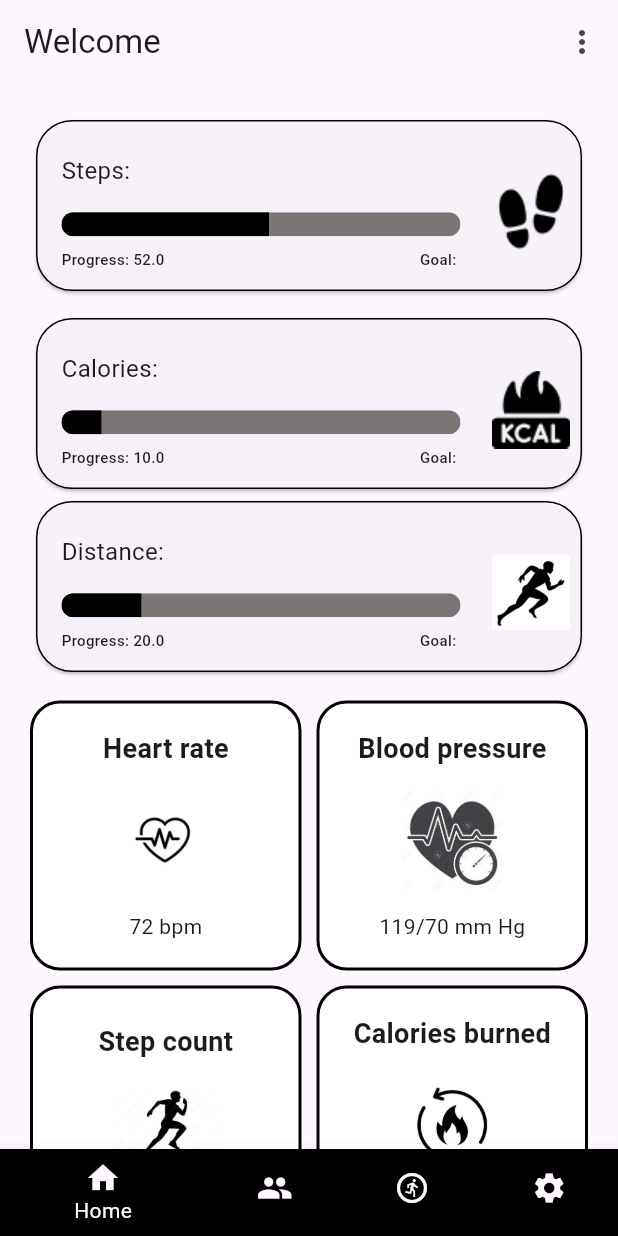
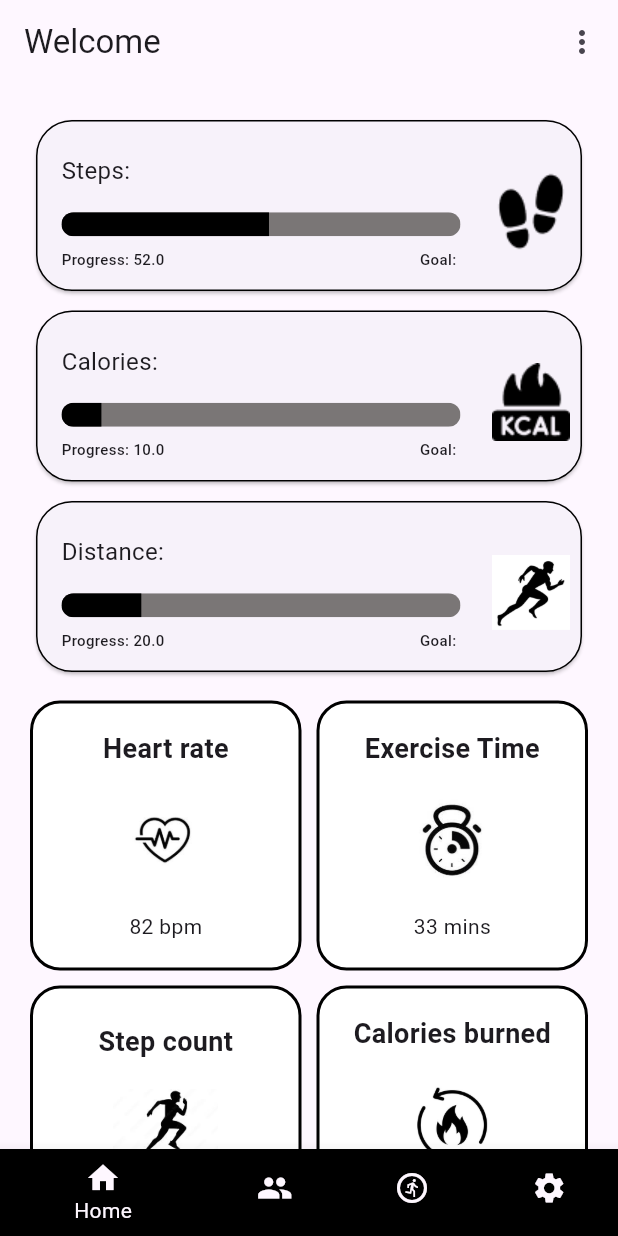
Before and after one commit to navjitsinghb/capstone, a Flutter app: the HealthDataScreen screen opened directly, on a phone screen of 412 x 824 dp. Run offline on Flutter 3.47's test engine with Material 3 defaults, Android fonts, the phone set to English and light mode, and no system bars; our stand-ins replace cloud_firestore, firebase_auth, firebase_core, font_awesome_flutter; missing offline and left inert: health; accounts and stored records are empty; Roboto replaces fonts that are missing (Montserrat, Nunito).

Commit message:
final touches on project

```diff
--- a/fitness/lib/screens/friends.dart
+++ b/fitness/lib/screens/friends.dart
@@ -271,7 +271,7 @@ Widget goalCard3(String name, String goal, String iconPath, String heading, doub
     ),
   );
 }
-
+  //goalcard3: display
   @override
   Widget build(BuildContext context) {
     return Scaffold(
--- a/fitness/lib/screens/home.dart
+++ b/fitness/lib/screens/home.dart
@@ -1,14 +1,12 @@
 //from login page to this page
+// ignore_for_file: unused_local_variable
+
 import 'package:firebase_auth/firebase_auth.dart';
 import 'package:fitness/screens/login_screen.dart';
 import 'package:flutter/material.dart';
 // ignore: unused_import
 import 'package:fitness/helpers/firebase_auth.dart';
 import 'package:health/health.dart';
-import 'package:flutter/material.dart';
-import 'package:health/health.dart';
-//icons
-import 'package:font_awesome_flutter/font_awesome_flutter.dart';
 //firestone
 import 'package:cloud_firestore/cloud_firestore.dart';
 //friends page
@@ -17,8 +15,6 @@ import 'package:fitness/screens/competing.dart';
 import 'package:fitness/screens/settings.dart';
 import 'package:fitness/helpers/goalCard.dart';
 //import footstep icon
-import 'package:flutter/widgets.dart';
-
 Image kcalImage = Image.asset('assets/images/kcal.png');
 Image footstepsImage = Image.asset('assets/images/footsteps.png');
 Image distanceImage = Image.asset('assets/images/running.png');
@@ -35,12 +31,13 @@ class HealthDataScreen extends StatefulWidget {
 class _HealthDataScreenState extends State<HealthDataScreen> {
   final _formKey = GlobalKey<FormState>();
   FirebaseFirestore _firestore = FirebaseFirestore.instance;
-  String? heartRate;
+  String? heartRate = "82";
   String? bp;
   String? steppage; //for homecard
-  double? steps = 52;
+  double? steps = 52; //for goalcard and firestore
   double? activeEnergy = 10;
   double? running = 20;
+  double? movingMins = 30;
   String? calories;
 
   String? formSteps;
@@ -48,7 +45,7 @@ class _HealthDataScreenState extends State<HealthDataScreen> {
   String? formDistance;
 
   String? bloodPreSys;
-  String? moveMins;
+  String? moveMins = "33";
   String? bloodPreDia;
   String? workout;
   String? distance;
@@ -112,6 +109,7 @@ _onTap() {
         // fetch health data
         healthData = await health.getHealthDataFromTypes(yesterday, now, types);//get health data from yesterday to now
         //fetch data and store in firebase firestore
+        steps = health.getTotalStepsInInterval(yesterday, now) as double?;
 
 
         if (healthData.isNotEmpty) {
@@ -122,7 +120,6 @@ _onTap() {
             } else if (h.type == HealthDataType.BLOOD_PRESSURE_DIASTOLIC) {
               bloodPreDia = "${h.value}";
             } else if (h.type == HealthDataType.STEPS) {
-              steps = "${h.value}" as double?;
               steppage = "${h.value}";
             } else if (h.type == HealthDataType.ACTIVE_ENERGY_BURNED) {
               calories = "${h.value}";
@@ -139,7 +136,6 @@ _onTap() {
               running = "${h.value}" as double?;
             }
 
-
           if (bloodPreSys != "null" && bloodPreDia != "null") {
             bp = "$bloodPreSys / $bloodPreDia mmHg";
           }
@@ -149,9 +145,11 @@ _onTap() {
             'blood pressure': bp,
             'steps': steps,
             'calories': activeEnergy,
+            'healthCal': calories,
             'workout': workout,
             'move minutes': moveMins,
             'distance': distance,
+
                 });
           }
 
@@ -289,7 +287,7 @@ _onTap() {
                               },
                             ),
                             TextFormField(
-                              decoration: const InputDecoration(labelText: 'Distance in miles'),
+                              decoration: const InputDecoration(labelText: 'Distance in meters'),
                               keyboardType: TextInputType.number,
                               validator: (formDistance) {
                                 if (formDistance == null || formDistance.isEmpty) {
@@ -362,9 +360,9 @@ child: Column(
             goal: userDocument['step goals'] ?? "0.0",
               iconPath: "assets/images/footsteps.png",
               heading: "Steps",
-              value: steps ?? 0,
+              value: steps ?? 0.0,
             ),
-            const SizedBox(height: 10),
+            const SizedBox(height: 5),
             HomeCard(
               title: "Calories",
               goal: userDocument['calorie goals'] ?? "0.0",
@@ -372,13 +370,15 @@ child: Column(
               heading: "Calories",
               value: activeEnergy ?? 0,
             ),
+            const SizedBox(height: 5),
             HomeCard(
               title: "Distance",
-              goal: userDocument['distance goals'] ?? "0",
+              goal: userDocument['distance goals'] ?? "0.0",
               iconPath: "assets/images/running.jpeg",
               heading: "Distance",
               value: running ?? 0,
             ),
+
           ],
         );
       },
@@ -395,16 +395,16 @@ child: Column(
                     child: healthCard(
                         title: "Heart rate",
                         image: "assets/images/health.jpeg",
-                        data: heartRate ?? "72 bpm",
+                        data: "${heartRate ?? 'Null'} bpm",
                         color: const Color(0xFFffffff))), //white color code: 0xFFffffff
                 const SizedBox(
                   width: 10,
                 ),
                 Expanded(
                     child: healthCard(
-                        title: "Blood pressure",
-                        data: bp ?? "119/70 mm Hg", //what does line do?
-                        image: "assets/images/blood-pressure.jpeg",
+                        title: "Exercise Time",
+                        data: "${moveMins ?? 'Null'} mins",
+                        image: "assets/images/time.jpeg",
                         color: const Color(0xFFffffff))),
               ],
             ),
@@ -414,7 +414,7 @@ child: Column(
                     child: healthCard(
                         title: "Step count",
                         image: "assets/images/step.jpeg",
-                        data: "$steps Steps", //data of steps that user has taken and ?? means if null then show null
+                        data: "${steps ?? '0'} steps",
                         color: const Color(0xFFffffff))),
                 const SizedBox(
                   width: 10,
@@ -423,7 +423,7 @@ child: Column(
                     child: healthCard(
                         title: "Calories burned",
                         image: "assets/images/kcal.jpeg",
-                        data: "$activeEnergy kcal",
+                        data: "${activeEnergy ?? '0'} kcal",
                         color: const Color(0xFFffffff))
                         ),
               ],
@@ -627,6 +627,7 @@ void _searchForUser(BuildContext context, String name) async {
           actions: [
             ElevatedButton(
               onPressed: () {
+                // ignore: unused_label
                 content: Text('User $name was added to your friends list');
                 Navigator.pop(context); // Close the dialog)
                 //print that user was added to friends list
@@ -703,7 +704,12 @@ querySnapshot.docs.forEach((doc) {
     title: Text('Friends List'),
   ),
         body: Container(
-          height: 200,
+          height: 300,
+        //styling
+        decoration: BoxDecoration(
+          borderRadius: BorderRadius.circular(5),
+          color: Color.fromARGB(255, 255, 255, 255),
+        ),
           child:
         Card(
         child:
@@ -739,11 +745,15 @@ querySnapshot.docs.forEach((doc) {
                   } else if (value == 'remove') {
                     // Handle the "Remove" action
                     //remove friends from friends list
-                    _removeFriend(friendName);
+                    _removeFriend(friendId);
+                    setState(() {
+                      //call home page to refresh
+                      Container();
+                    });
                   } else if (value == 'remove') {
                     // Handle the "Remove" action
                     //remove friends from friends list
-                    _removeFriend1(friendName);
+                    _removeFriend1(friendId);
                   }
                 },
               ),
@@ -751,6 +761,7 @@ querySnapshot.docs.forEach((doc) {
           },
         ),
         ),
+
         ),
     );
 },
--- a/fitness/pubspec.yaml
+++ b/fitness/pubspec.yaml
@@ -83,6 +83,7 @@ flutter:
     - assets/images/footsteps.png
     - assets/images/running.jpeg
     - assets/images/running.png
+    - assets/images/time.jpeg
 
 
 
```
Also changed, not shown: fitness/lib/helpers/firebase_auth.dart (+25 -0 lines), fitness/lib/screens/competing.dart (+133 -35 lines), fitness/lib/screens/login_screen.dart (+7 -7 lines), fitness/assets/images/time.jpeg (added).
